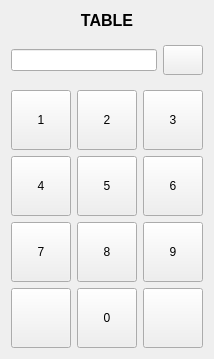
Before: the Qt Designer form Waiter/dlgpassword.ui in End1-1/Cafe5, drawn with Qt 5.
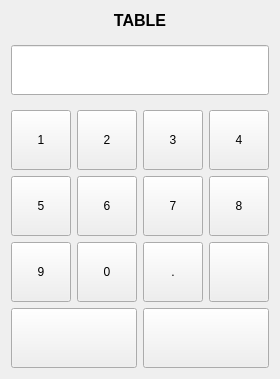
After: the same form once the commit is applied. Icons and pictures are not drawn. Custom widgets are drawn as their Qt base class.

```diff
--- a/Waiter/dlgpassword.ui
+++ b/Waiter/dlgpassword.ui
@@ -6,134 +6,14 @@
    <rect>
     <x>0</x>
     <y>0</y>
-    <width>210</width>
-    <height>355</height>
+    <width>276</width>
+    <height>375</height>
    </rect>
   </property>
   <property name="windowTitle">
    <string/>
   </property>
   <layout class="QGridLayout" name="gridLayout">
-   <item row="4" column="1">
-    <widget class="QPushButton" name="pushButton_8">
-     <property name="minimumSize">
-      <size>
-       <width>60</width>
-       <height>60</height>
-      </size>
-     </property>
-     <property name="maximumSize">
-      <size>
-       <width>60</width>
-       <height>60</height>
-      </size>
-     </property>
-     <property name="focusPolicy">
-      <enum>Qt::NoFocus</enum>
-     </property>
-     <property name="text">
-      <string>8</string>
-     </property>
-    </widget>
-   </item>
-   <item row="5" column="1">
-    <widget class="QPushButton" name="pushButton_10">
-     <property name="minimumSize">
-      <size>
-       <width>60</width>
-       <height>60</height>
-      </size>
-     </property>
-     <property name="maximumSize">
-      <size>
-       <width>60</width>
-       <height>60</height>
-      </size>
-     </property>
-     <property name="focusPolicy">
-      <enum>Qt::NoFocus</enum>
-     </property>
-     <property name="text">
-      <string>0</string>
-     </property>
-    </widget>
-   </item>
-   <item row="5" column="2">
-    <widget class="QPushButton" name="pushButton_12">
-     <property name="minimumSize">
-      <size>
-       <width>60</width>
-       <height>60</height>
-      </size>
-     </property>
-     <property name="maximumSize">
-      <size>
-       <width>60</width>
-       <height>60</height>
-      </size>
-     </property>
-     <property name="focusPolicy">
-      <enum>Qt::NoFocus</enum>
-     </property>
-     <property name="text">
-      <string/>
-     </property>
-     <property name="icon">
-      <iconset resource="../resources/resources.qrc">
-       <normaloff>:/ok.png</normaloff>:/ok.png</iconset>
-     </property>
-     <property name="iconSize">
-      <size>
-       <width>32</width>
-       <height>32</height>
-      </size>
-     </property>
-    </widget>
-   </item>
-   <item row="2" column="0">
-    <widget class="QPushButton" name="pushButton">
-     <property name="minimumSize">
-      <size>
-       <width>60</width>
-       <height>60</height>
-      </size>
-     </property>
-     <property name="maximumSize">
-      <size>
-       <width>60</width>
-       <height>60</height>
-      </size>
-     </property>
-     <property name="focusPolicy">
-      <enum>Qt::NoFocus</enum>
-     </property>
-     <property name="text">
-      <string>1</string>
-     </property>
-    </widget>
-   </item>
-   <item row="2" column="1">
-    <widget class="QPushButton" name="pushButton_2">
-     <property name="minimumSize">
-      <size>
-       <width>60</width>
-       <height>60</height>
-      </size>
-     </property>
-     <property name="maximumSize">
-      <size>
-       <width>60</width>
-       <height>60</height>
-      </size>
-     </property>
-     <property name="focusPolicy">
-      <enum>Qt::NoFocus</enum>
-     </property>
-     <property name="text">
-      <string>2</string>
-     </property>
-    </widget>
-   </item>
    <item row="2" column="2">
     <widget class="QPushButton" name="pushButton_3">
      <property name="minimumSize">
@@ -156,7 +36,51 @@
      </property>
     </widget>
    </item>
-   <item row="3" column="0">
+   <item row="2" column="1">
+    <widget class="QPushButton" name="pushButton_2">
+     <property name="minimumSize">
+      <size>
+       <width>60</width>
+       <height>60</height>
+      </size>
+     </property>
+     <property name="maximumSize">
+      <size>
+       <width>60</width>
+       <height>60</height>
+      </size>
+     </property>
+     <property name="focusPolicy">
+      <enum>Qt::NoFocus</enum>
+     </property>
+     <property name="text">
+      <string>2</string>
+     </property>
+    </widget>
+   </item>
+   <item row="2" column="0">
+    <widget class="QPushButton" name="pushButton">
+     <property name="minimumSize">
+      <size>
+       <width>60</width>
+       <height>60</height>
+      </size>
+     </property>
+     <property name="maximumSize">
+      <size>
+       <width>60</width>
+       <height>60</height>
+      </size>
+     </property>
+     <property name="focusPolicy">
+      <enum>Qt::NoFocus</enum>
+     </property>
+     <property name="text">
+      <string>1</string>
+     </property>
+    </widget>
+   </item>
+   <item row="2" column="3">
     <widget class="QPushButton" name="pushButton_4">
      <property name="minimumSize">
       <size>
@@ -178,7 +102,7 @@
      </property>
     </widget>
    </item>
-   <item row="3" column="1">
+   <item row="3" column="0">
     <widget class="QPushButton" name="pushButton_5">
      <property name="minimumSize">
       <size>
@@ -200,7 +124,7 @@
      </property>
     </widget>
    </item>
-   <item row="3" column="2">
+   <item row="3" column="1">
     <widget class="QPushButton" name="pushButton_6">
      <property name="minimumSize">
       <size>
@@ -222,7 +146,7 @@
      </property>
     </widget>
    </item>
-   <item row="4" column="0">
+   <item row="3" column="2">
     <widget class="QPushButton" name="pushButton_7">
      <property name="minimumSize">
       <size>
@@ -244,7 +168,29 @@
      </property>
     </widget>
    </item>
-   <item row="4" column="2">
+   <item row="3" column="3">
+    <widget class="QPushButton" name="pushButton_8">
+     <property name="minimumSize">
+      <size>
+       <width>60</width>
+       <height>60</height>
+      </size>
+     </property>
+     <property name="maximumSize">
+      <size>
+       <width>60</width>
+       <height>60</height>
+      </size>
+     </property>
+     <property name="focusPolicy">
+      <enum>Qt::NoFocus</enum>
+     </property>
+     <property name="text">
+      <string>8</string>
+     </property>
+    </widget>
+   </item>
+   <item row="4" column="0">
     <widget class="QPushButton" name="pushButton_9">
      <property name="minimumSize">
       <size>
@@ -266,8 +212,8 @@
      </property>
     </widget>
    </item>
-   <item row="5" column="0">
-    <widget class="QPushButton" name="pushButton_11">
+   <item row="4" column="1">
+    <widget class="QPushButton" name="pushButton_10">
      <property name="minimumSize">
       <size>
        <width>60</width>
@@ -284,21 +230,11 @@
       <enum>Qt::NoFocus</enum>
      </property>
      <property name="text">
-      <string/>
-     </property>
-     <property name="icon">
-      <iconset resource="../resources/res.qrc">
-       <normaloff>:/cancel.png</normaloff>:/cancel.png</iconset>
-     </property>
-     <property name="iconSize">
-      <size>
-       <width>32</width>
-       <height>32</height>
-      </size>
+      <string>0</string>
      </property>
     </widget>
    </item>
-   <item row="1" column="0" colspan="3">
+   <item row="1" column="0" colspan="4">
     <widget class="QWidget" name="widget" native="true">
      <layout class="QHBoxLayout" name="horizontalLayout">
       <property name="leftMargin">
@@ -309,6 +245,23 @@
       </property>
       <item>
        <widget class="C5LineEdit" name="lePassword">
+        <property name="sizePolicy">
+         <sizepolicy hsizetype="Expanding" vsizetype="Preferred">
+          <horstretch>0</horstretch>
+          <verstretch>0</verstretch>
+         </sizepolicy>
+        </property>
+        <property name="minimumSize">
+         <size>
+          <width>0</width>
+          <height>50</height>
+         </size>
+        </property>
+        <property name="font">
+         <font>
+          <pointsize>16</pointsize>
+         </font>
+        </property>
         <property name="echoMode">
          <enum>QLineEdit::Password</enum>
         </property>
@@ -317,36 +270,128 @@
         </property>
        </widget>
       </item>
-      <item>
-       <widget class="QPushButton" name="btnClear">
-        <property name="minimumSize">
-         <size>
-          <width>30</width>
-          <height>30</height>
-         </size>
-        </property>
-        <property name="maximumSize">
-         <size>
-          <width>60</width>
-          <height>60</height>
-         </size>
-        </property>
-        <property name="focusPolicy">
-         <enum>Qt::NoFocus</enum>
-        </property>
-        <property name="text">
-         <string/>
-        </property>
-        <property name="icon">
-         <iconset resource="../resources/res.qrc">
-          <normaloff>:/cancel.png</normaloff>:/cancel.png</iconset>
-        </property>
-       </widget>
-      </item>
      </layout>
     </widget>
    </item>
-   <item row="0" column="0" colspan="3">
+   <item row="4" column="2">
+    <widget class="QPushButton" name="pushButton_13">
+     <property name="minimumSize">
+      <size>
+       <width>60</width>
+       <height>60</height>
+      </size>
+     </property>
+     <property name="maximumSize">
+      <size>
+       <width>60</width>
+       <height>60</height>
+      </size>
+     </property>
+     <property name="focusPolicy">
+      <enum>Qt::NoFocus</enum>
+     </property>
+     <property name="text">
+      <string>.</string>
+     </property>
+    </widget>
+   </item>
+   <item row="4" column="3">
+    <widget class="QPushButton" name="btnClear">
+     <property name="minimumSize">
+      <size>
+       <width>60</width>
+       <height>60</height>
+      </size>
+     </property>
+     <property name="maximumSize">
+      <size>
+       <width>60</width>
+       <height>60</height>
+      </size>
+     </property>
+     <property name="focusPolicy">
+      <enum>Qt::NoFocus</enum>
+     </property>
+     <property name="text">
+      <string/>
+     </property>
+     <property name="icon">
+      <iconset resource="../resources/res.qrc">
+       <normaloff>:/broom.png</normaloff>:/broom.png</iconset>
+     </property>
+     <property name="iconSize">
+      <size>
+       <width>32</width>
+       <height>32</height>
+      </size>
+     </property>
+    </widget>
+   </item>
+   <item row="5" column="2" colspan="2">
+    <widget class="QPushButton" name="pushButton_12">
+     <property name="minimumSize">
+      <size>
+       <width>60</width>
+       <height>60</height>
+      </size>
+     </property>
+     <property name="maximumSize">
+      <size>
+       <width>16777215</width>
+       <height>60</height>
+      </size>
+     </property>
+     <property name="focusPolicy">
+      <enum>Qt::NoFocus</enum>
+     </property>
+     <property name="text">
+      <string/>
+     </property>
+     <property name="icon">
+      <iconset resource="../resources/resources.qrc">
+       <normaloff>:/ok.png</normaloff>:/ok.png</iconset>
+     </property>
+     <property name="iconSize">
+      <size>
+       <width>32</width>
+       <height>32</height>
+      </size>
+     </property>
+    </widget>
+   </item>
+   <item row="5" column="0" colspan="2">
+    <widget class="QPushButton" name="pushButton_11">
+     <property name="minimumSize">
+      <size>
+       <width>60</width>
+       <height>60</height>
+      </size>
+     </property>
+     <property name="maximumSize">
+      <size>
+       <width>16777215</width>
+       <height>60</height>
+      </size>
+     </property>
+     <property name="focusPolicy">
+      <enum>Qt::NoFocus</enum>
+     </property>
+     <property name="text">
+      <string/>
+     </property>
+     <property name="icon">
+      <iconset resource="../resources/res.qrc">
+       <normaloff>:/cancel.png</normaloff>:/cancel.png</iconset>
+     </property>
+     <property name="iconSize">
+      <size>
+       <width>32</width>
+       <height>32</height>
+      </size>
+     </property>
+    </widget>
+   </item>
+   <item row="0" column="0" colspan="4">
     <widget class="QLabel" name="label">
      <property name="font">
       <font>
```
Left out of the diff: 1 changed line with no effect on the pictures.
